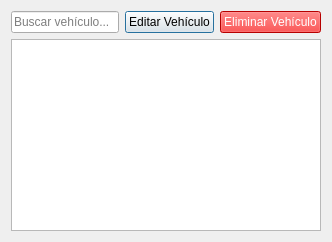
ffpp2003/SAPEIClient, file vehiclelistdialog.ui: the form before one commit.
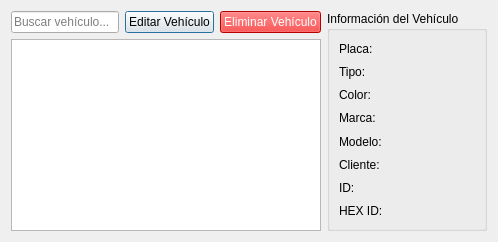
The form after the commit.

Patch:
```diff
--- a/vehiclelistdialog.ui
+++ b/vehiclelistdialog.ui
@@ -5,7 +5,11 @@
   <property name="windowTitle">
    <string>Lista de Vehículos</string>
   </property>
-  <layout class="QVBoxLayout" name="verticalLayout">
+  <layout class="QHBoxLayout" name="mainLayout">
+   
+   <!-- Sección izquierda con la lista de vehículos -->
+   <item>
+    <layout class="QVBoxLayout" name="leftLayout">
    <item>
     <layout class="QHBoxLayout" name="topLayout">
      <item>
@@ -37,6 +41,76 @@
    <item>
     <widget class="QListWidget" name="VehicleListWidget"/>
    </item>
+    </layout>
+   </item>
+   
+   <!-- Sección derecha con la información del vehículo -->
+   <item>
+    <widget class="QGroupBox" name="vehicleInfoGroupBox">
+     <property name="title">
+      <string>Información del Vehículo</string>
+     </property>
+     <layout class="QVBoxLayout" name="vehicleInfoLayout">
+      <item>
+       <widget class="QLabel" name="licensePlateLabel">
+        <property name="text">
+         <string>Placa: </string>
+        </property>
+       </widget>
+      </item>
+      <item>
+       <widget class="QLabel" name="typeLabel">
+        <property name="text">
+         <string>Tipo: </string>
+        </property>
+       </widget>
+      </item>
+      <item>
+       <widget class="QLabel" name="colorLabel">
+        <property name="text">
+         <string>Color: </string>
+        </property>
+       </widget>
+      </item>
+      <item>
+       <widget class="QLabel" name="brandLabel">
+        <property name="text">
+         <string>Marca: </string>
+        </property>
+       </widget>
+      </item>
+      <item>
+       <widget class="QLabel" name="modelLabel">
+        <property name="text">
+         <string>Modelo: </string>
+        </property>
+       </widget>
+      </item>
+      <item>
+       <widget class="QLabel" name="clientInfoLabel">
+        <property name="text">
+         <string>Cliente: </string>
+        </property>
+       </widget>
+      </item>
+      <item>
+       <widget class="QLabel" name="idLabel">
+        <property name="text">
+         <string>ID: </string>
+        </property>
+       </widget>
+      </item>
+      <item>
+       <widget class="QLabel" name="hexIdLabel">
+        <property name="text">
+         <string>HEX ID: </string>
+        </property>
+       </widget>
+      </item>
+     </layout>
+    </widget>
+   </item>
+   
   </layout>
  </widget>
  <resources/>
```
Lines whose indentation alone changed are shown as unchanged.
